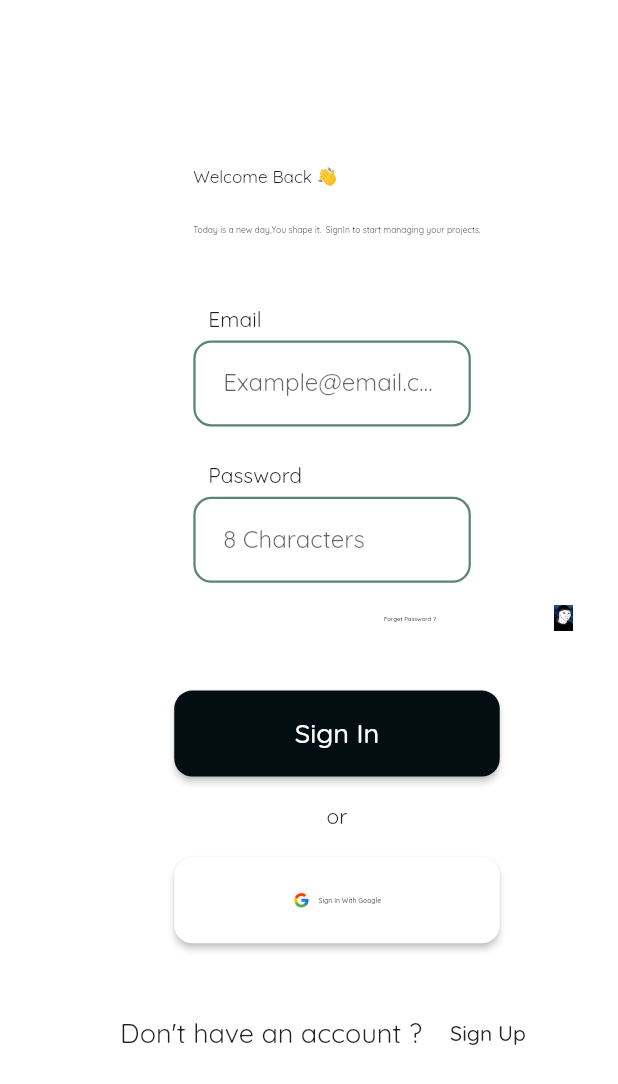
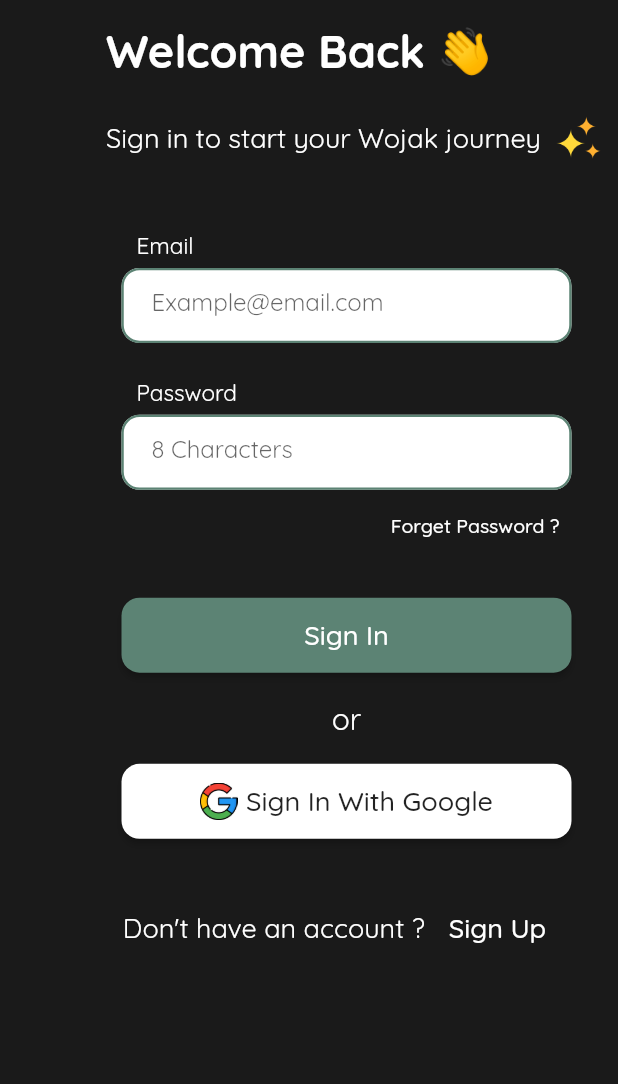
Before and after one commit to haidyhesham95/Wojac-Categories, a Flutter app: the screen it shows after launch, on a phone screen of 412 x 824 dp. Shown: the top 1084 px of the screen. Run offline on Flutter 3.47's test engine with Material 2 defaults, Android fonts, the light colour scheme and no system bars; our stand-ins replace flutter_screenutil, google_fonts, like_button, rive; missing offline and left inert: dart:html, dart:ui_web.

Commit message:
responsive auth

```diff
--- a/lib/Pages/Screen/Auth/SignIn/AccountSignup.dart
+++ b/lib/Pages/Screen/Auth/SignIn/AccountSignup.dart
@@ -1,4 +1,6 @@
 import 'package:flutter/material.dart';
+import 'package:flutter_screenutil/flutter_screenutil.dart';
+import 'package:wojac_app/const/Colors.dart';
 
 class AccountSignUp extends StatelessWidget {
   const AccountSignUp({super.key});
@@ -7,15 +9,22 @@ class AccountSignUp extends StatelessWidget {
   Widget build(BuildContext context) {
     return Row(
       children: [
-        Text('Don\'t have an account ?',style: TextStyle(
-          fontSize: 18
+        Text('Don\'t have an account ?',
+          style: TextStyle(
+          fontSize: 3.sp > 18 ? 3.sp : 18,
+            color: kWhite
         ),),
 
         MaterialButton(
             onPressed: (){
 
             },
-            child: Text('Sign Up',
+            child: Text(
+              'Sign Up',
+               style: TextStyle(
+                   fontSize: 3.sp > 18 ? 3.sp : 18,
+                   color: kWhite
+               ),
               ))
       ],
     );
--- a/lib/Pages/Screen/Auth/SignIn/BottonForget.dart
+++ b/lib/Pages/Screen/Auth/SignIn/BottonForget.dart
@@ -1,20 +1,21 @@
 import 'package:flutter/material.dart';
 import 'package:flutter_screenutil/flutter_screenutil.dart';
+import 'package:wojac_app/const/Colors.dart';
 
 class ButtonForget extends StatelessWidget {
   const ButtonForget({super.key});
 
   @override
   Widget build(BuildContext context) {
-    return Padding(
-      padding:  EdgeInsets.only(left: 85.w),
-      child: TextButton(
-          onPressed: () {
-          },
-          child: Text(
-            'Forget Password ?',style: TextStyle(fontSize: 3.5.sp,color: Colors.black),
+    return TextButton(
+        onPressed: () {
+        },
+        child: Text(
+          'Forget Password ?',
+          style: TextStyle(
+              fontSize: 13 > 3.sp ? 13 : 3.sp,
+              color: kWhite),
 
-          )),
-    );
+        ));
   }
 }
--- a/lib/Pages/Screen/Auth/SignIn/ButtonGoogle.dart
+++ b/lib/Pages/Screen/Auth/SignIn/ButtonGoogle.dart
@@ -8,24 +8,33 @@ class ButtonGoogle extends StatelessWidget {
   @override
   Widget build(BuildContext context) {
     return MaterialButton(
+      padding: EdgeInsets.zero,
       onPressed: (){},
       color: kWhite,
       child:  Container(
-        height: 48.h > 50 ? 48.h : 50,
-        width: 75.w > 185 ? 75.w : 185,
         child: Center(
           child: Row(
-            mainAxisAlignment: MainAxisAlignment.center,
             children: [
-              Image.asset('assets/images/google.png',height: 25.h,width: 10.w,),
+              Image.asset('assets/images/google-symbol.png',
+                height: 25.h > 25 ? 25.h : 25,
+                width: 10.w > 25 ? 10.w : 25  ,),
               SizedBox(width: 5.w,),
               Text(
-                'Sign In With Google',style: TextStyle(fontSize: 4.sp),
+                'Sign In With Google',
+                style: TextStyle(
+                  fontSize: 5.sp > 18 ? 5.sp : 18,
+
+                ),
 
               ),
             ],
+            mainAxisAlignment: MainAxisAlignment.center,
+
           ),
         ),
+        height: 38.h > 50 ? 38.h : 50,
+        width: 120.w > 300 ? 120.w : 300,
+
       ),
       shape: OutlineInputBorder(
         borderRadius: BorderRadius.circular(12),
--- a/lib/Pages/Screen/Auth/SignIn/ButtonSignIn.dart
+++ b/lib/Pages/Screen/Auth/SignIn/ButtonSignIn.dart
@@ -10,14 +10,19 @@ class ButtonSignIn extends StatelessWidget {
   @override
   Widget build(BuildContext context) {
     return MaterialButton(
+      padding: EdgeInsets.zero,
       onPressed: onPressed,
-      color: kGround,
+      color: kgreen,
       child:  Container(
-        height: 48.h > 50 ? 48.h : 50,
-        width: 75.w > 185 ? 75.w : 185,
+        height: 38.h > 50 ? 38.h : 50,
+        width: 120.w > 300 ? 120.w : 300,
         child: Center(
           child: Text(
-              data,style:Styles.textStyle18,
+              data,
+            style:TextStyle(
+              color: kWhite,
+              fontSize: 5.sp > 18 ? 5.sp : 18
+            )
 
           ),
         ),
--- a/lib/Pages/Screen/Auth/SignIn/DividerOr.dart
+++ b/lib/Pages/Screen/Auth/SignIn/DividerOr.dart
@@ -15,10 +15,9 @@ class DividerOr extends StatelessWidget {
           indent: 10,
           endIndent: 10,
         ),
-         Text('or'),
+
         Divider(
     color: Colors.black,
-
     thickness: 1,
     indent: 10,
     endIndent: 10,
--- a/lib/Pages/Screen/Auth/SignIn/SignIn.dart
+++ b/lib/Pages/Screen/Auth/SignIn/SignIn.dart
@@ -1,6 +1,7 @@
 import 'package:flutter/Material.dart';
 import 'package:flutter_screenutil/flutter_screenutil.dart';
 import 'package:wojac_app/const/Colors.dart';
+import 'package:wojac_app/const/Styels.dart';
 import 'AccountSignup.dart';
 import 'BottonForget.dart';
 import 'ButtonGoogle.dart';
@@ -19,20 +20,22 @@ class SignIn extends StatelessWidget {
     return
        SafeArea(
          child: Scaffold(
-           backgroundColor: kWhite,
-           body: Container(
-            margin: const EdgeInsets.all(10),
-            padding: const EdgeInsets.all(20),
-            color: kWhite,
-
+           backgroundColor: kGround,
+           body: SingleChildScrollView(
+             child: Container(
+              margin:  EdgeInsets.all(5.w > 10 ? 5.w : 10),
+              padding:  EdgeInsets.all(5 > 2.w ? 5 : 2.w),
               child: Padding(
-              padding: const EdgeInsets.only(left: 50),
-              child: Expanded(
+                padding:  EdgeInsets.only(left: 50),
                 child: Row(
                   mainAxisAlignment: MainAxisAlignment.spaceBetween,
                   crossAxisAlignment: CrossAxisAlignment.center,
                   children: [
-                    SingleChildScrollView(
+                    Expanded(
+                      child: Padding(
+                        padding:  EdgeInsets.symmetric(
+                            horizontal: 5.w
+                        ),
                         child: Column(
                           crossAxisAlignment: CrossAxisAlignment.center,
                           mainAxisAlignment: MainAxisAlignment.center,
@@ -40,17 +43,52 @@ class SignIn extends StatelessWidget {
                             Column(
                               crossAxisAlignment: CrossAxisAlignment.start,
                               children: [
-                              Text('Welcome Back 👋',style: TextStyle(
-                                fontSize: 10.sp,
+                                Text(
+                                    'Welcome Back 👋',
+                                    style: fontStyle(
+                                        fontSize:10.sp > 30 ? 10.sp : 30,
+                                        weight: FontWeight.bold,
+                                        color: kWhite
+                                    )),
+                                SizedBox(
+                                  height: 20.h,),
+                                Row(
+                                  mainAxisSize: MainAxisSize.min,
+                                  children: [
+                                    Text(
+                                      'Sign in to start your Wojak journey',
+                                      style: TextStyle(
+                                          fontSize: 5.sp > 18 ? 5.sp : 18,
+                                          color: kWhite
                                       ),),
-                              SizedBox(height: 20.h,),
-                              Text('Today is a new day,You shape it.\r SignIn to start managing your projects.',style: TextStyle(
-                                fontSize: 5.sp,
-                              ),),
-                              SizedBox(height: 40.h,),
+                                    SizedBox(
+                                      width: 10,
+                                    ),
+                                    Image.asset(
+                                      'assets/images/star.png',
+                                      width: 6.w> 30 ? 6.w : 30,
+                                      height: 20.h> 30 ? 0.h:30,
+                                    )
+                                  ],
+                                ),
+                              ],
+                            ),
+
+                            SizedBox(
+                              height: 40.h,
+                            ),
+                            Column(
+                              crossAxisAlignment: CrossAxisAlignment.start,
+                              children: [
                                 Padding(
                                   padding: const EdgeInsets.only(left: 10,bottom: 5),
-                                child: Text('Email'),
+                                  child: Text(
+                                    'Email',
+                                    style: TextStyle(
+                                      color: kWhite,
+                                      fontSize: 15>3.sp ? 15 : 3.sp,
+                                    ),
+                                  ),
                                 ),
                                 ConstField(
                                   hintText: 'Example@email.com',
@@ -58,10 +96,26 @@ class SignIn extends StatelessWidget {
                                   obscureText: false,
 
                                 ),
+                              ],
+                            ),
+
                             SizedBox(height: 20.h,),
+
+                             Column(
+                               crossAxisAlignment: CrossAxisAlignment.end,
+                               children: [
+    Column(
+      crossAxisAlignment: CrossAxisAlignment.start,
+      children: [
         Padding(
           padding: const EdgeInsets.only(left: 10,bottom: 5),
-                                child: Text('Password'),
+          child: Text(
+            'Password',
+            style: TextStyle(
+              color: kWhite,
+              fontSize: 15>3.sp ? 15 : 3.sp,
+            ),
+          ),
         ),
         ConstField(
           hintText: '8 Characters',
@@ -69,33 +123,64 @@ class SignIn extends StatelessWidget {
           obscureText: true,
 
         ),
+
       ],
     ),
     const ButtonForget(),
+  ],
+),
+
                             SizedBox(height: 20.h,),
                             ButtonSignIn(
                               onPressed: (){},
                               data: 'Sign In' ,
                             ),
                             SizedBox(height: 15.h),
-                           DividerOr(),
+                            Row(
+                              mainAxisAlignment: MainAxisAlignment.center,
+                              children: [
+                                Text(
+                                  'or',
+                                  style: TextStyle(
+                                      fontSize: 4.sp > 20 ? 4.sp : 20,
+                                    color: kWhite
+                                  ),
+                                ),
+                              ],
+                            ),
                             SizedBox(height: 15.h),
                             const ButtonGoogle(),
                             SizedBox(height: 30.h,),
+                            Row(
+                              mainAxisAlignment: MainAxisAlignment.center,
+                              children: [
                                 const AccountSignUp(),
+
+                              ],
+                            ),
                           ],
                         ),
                       ),
+                    ),
+                    if(MediaQuery.sizeOf(context).width >= 1260)
+                      Expanded(
+                        child: Container(
+                         constraints: BoxConstraints(
+                           maxHeight: 620.h
+                         ),
+                          child: Image.asset(
+                              'assets/images/signin.png',
 
-                    Image_I(name: 'assets/images/signin.png',),
+                          ),
+                        )),
 
                   ],
-                ),
                 ),
               ),
 
     ),
            ),
+         ),
        );
   }
 }
--- a/lib/Pages/Screen/Auth/SignIn/TextField.dart
+++ b/lib/Pages/Screen/Auth/SignIn/TextField.dart
@@ -1,5 +1,6 @@
 import 'package:flutter/material.dart';
 import 'package:flutter_screenutil/flutter_screenutil.dart';
+import 'package:wojac_app/const/Styels.dart';
 
 import '../../../../const/Colors.dart';
 
@@ -11,11 +12,13 @@ class ConstField extends StatelessWidget {
   @override
   Widget build(BuildContext context) {
     return SizedBox(
-      height: 48.h > 50 ? 48.h : 50,
-      width: 120.w > 185 ? 120.w : 185,
+      height: 38.h > 50 ? 38.h : 50,
+      width: 120.w > 300 ? 120.w : 300,
       child: TextFormField(
+        cursorColor: kGround,
         keyboardType:keyboardType,
         obscureText: obscureText,
+
         decoration: InputDecoration(
           hintText: hintText,
           fillColor: kWhite,
--- a/lib/const/Colors.dart
+++ b/lib/const/Colors.dart
@@ -2,6 +2,7 @@ import 'package:flutter/material.dart';
 
 
 
-const kGround=Color(0xff040D12);
+const kGround=Color(0xff1A1A1A);
 const kgreen=Color(0xff5C8374);
 const kWhite=Colors.white;
+const kLitghGreen = Color(0xff0FF3B2);
```
Also changed, not shown: assets/images/google-symbol.png (added), assets/images/star.png (added). Lines whose indentation alone changed are shown as unchanged.
